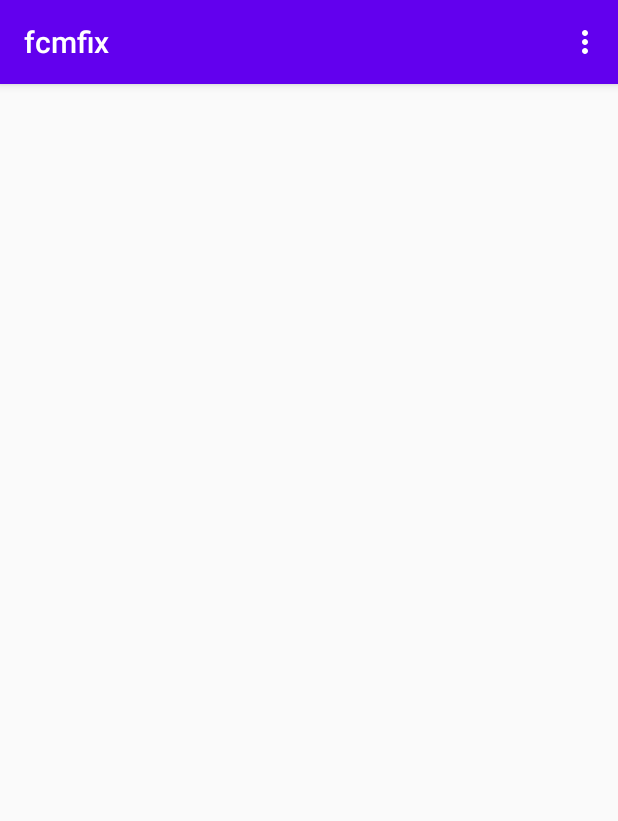
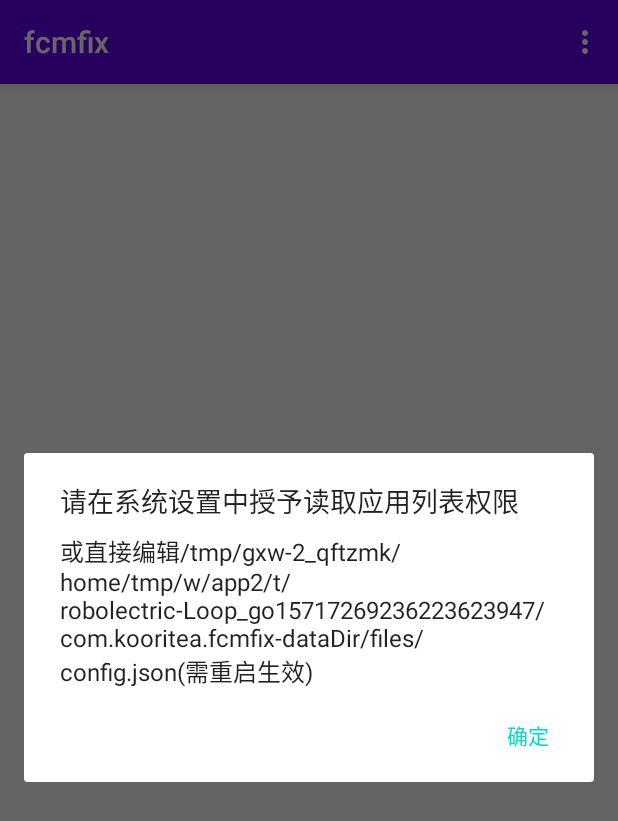
Before and after one commit to kooritea/fcmfix, an Android app: the screen it shows after launch (MainActivity), on a phone screen of 412 x 824 dp. Shown: the top 821 px of the screen. Run offline under Robolectric (Android 15) with nearby library versions, the phone set to English and light mode, and no system bars.

Commit message:
添加需要读取应用列表权限提示

```diff
--- a/app/src/main/java/com/kooritea/fcmfix/MainActivity.java
+++ b/app/src/main/java/com/kooritea/fcmfix/MainActivity.java
@@ -142,6 +142,13 @@ public class MainActivity extends AppCompatActivity {
             _allowList.addAll(_notAllowList);
             _allowList.addAll(_notFoundFcm);
             this.mAppList = _allowList;
+            if(_allowList.size() == 0 || _allowList.isEmpty() ||(_allowList.size() == 1 && "com.kooritea.fcmfix".equals(_allowList.get(0).packageName))){
+                new AlertDialog.Builder(MainActivity.this)
+                        .setTitle("请在系统设置中授予读取应用列表权限")
+                        .setMessage("或直接编辑" + getApplicationContext().getFilesDir().getAbsolutePath() + "/config.json(需重启生效)")
+                        .setPositiveButton("确定", (dialog, which) -> {})
+                        .show();
+            }
         }
 
 
```
